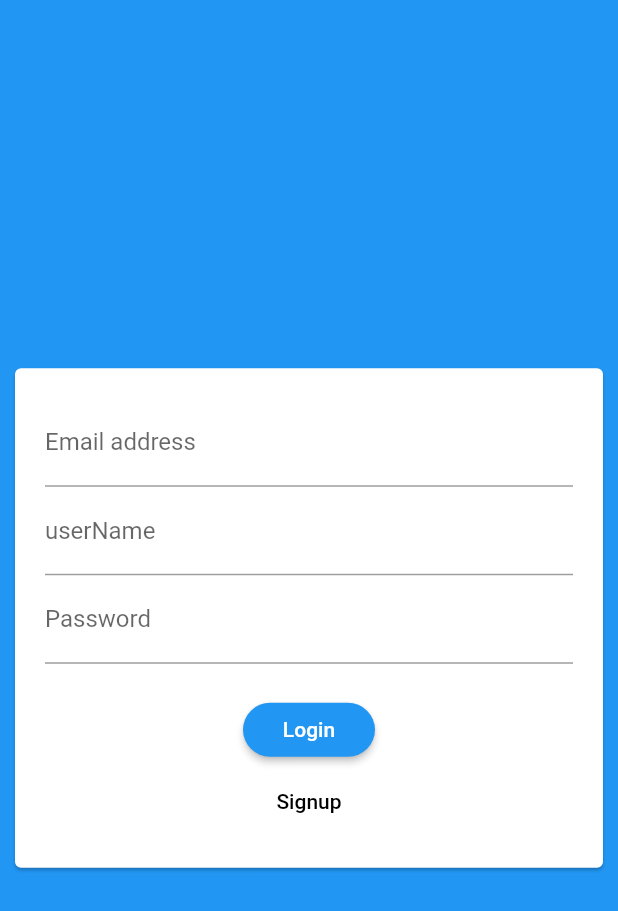
After one commit to 0352972441/flutter, a Flutter app: the screen it shows after launch, on a phone screen of 412 x 824 dp. The commit adds this screen. Shown: the top 911 px of the screen. Run offline on Flutter 3.47's test engine with Material 2 defaults, Android fonts, the light colour scheme and no system bars; our stand-ins replace cloud_firestore, flutter_dotenv, image_picker, location, shared_preferences, sqflite; accounts and stored records are empty.

Commit message:
update balloons app

```diff
--- a/balloonschat/lib/main.dart
+++ b/balloonschat/lib/main.dart
@@ -1,3 +1,5 @@
+import 'package:balloonschat/screens/auth_screen.dart';
+
 import './screens/balloonschatscreen.dart';
 import 'package:flutter/material.dart';
 
@@ -13,7 +15,15 @@ class MyApp extends StatelessWidget {
         title: 'Flutter Demo',
         theme: ThemeData(
           primarySwatch: Colors.blue,
+          primaryColor: Colors.blue,
+          accentColor: Colors.orange,
+          accentColorBrightness: Brightness.dark,
+          buttonTheme: ButtonTheme.of(context).copyWith(
+              buttonColor: Colors.blue,
+              textTheme: ButtonTextTheme.primary,
+              shape: RoundedRectangleBorder(
+                  borderRadius: BorderRadius.circular(20))),
         ),
-        home: BalloonsChatScreen());
+        home: AuthScreen());
   }
 }
--- a/balloonschat/lib/screens/auth_screen.dart
+++ b/balloonschat/lib/screens/auth_screen.dart
@@ -0,0 +1,12 @@
+import '../widgets/Auth/auth.dart';
+import 'package:flutter/material.dart';
+
+class AuthScreen extends StatelessWidget {
+  @override
+  Widget build(BuildContext context) {
+    return Scaffold(
+      backgroundColor: Theme.of(context).primaryColor,
+      body: Auth(),
+    );
+  }
+}
--- /dev/null
+++ b/balloonschat/lib/widgets/Auth/auth.dart
@@ -0,0 +1,49 @@
+import 'package:flutter/material.dart';
+
+class Auth extends StatefulWidget {
+  @override
+  _AuthState createState() => _AuthState();
+}
+
+class _AuthState extends State<Auth> {
+  @override
+  Widget build(BuildContext context) {
+    return Center(
+      child: Card(
+          margin: EdgeInsets.all(10),
+          child: Padding(
+            padding: EdgeInsets.all(10),
+            child: SingleChildScrollView(
+              child: Padding(
+                padding: EdgeInsets.all(10),
+                child: Form(
+                    child: Column(
+                  mainAxisSize: MainAxisSize.min,
+                  children: <Widget>[
+                    TextFormField(
+                      keyboardType: TextInputType.emailAddress,
+                      decoration: InputDecoration(labelText: "Email address"),
+                    ),
+                    TextFormField(
+                      decoration: InputDecoration(labelText: "userName"),
+                    ),
+                    TextFormField(
+                      decoration: InputDecoration(labelText: "Password"),
+                    ),
+                    SizedBox(
+                      height: 20,
+                    ),
+                    RaisedButton(
+                      onPressed: () {},
+                      color: Colors.blue,
+                      child: Text("Login"),
+                    ),
+                    FlatButton(onPressed: () {}, child: Text("Signup"))
+                  ],
+                )),
+              ),
+            ),
+          )),
+    );
+  }
+}
```
Also changed, not shown: Flutter.txt (+54 -0 lines), balloonschat/lib/screens/balloonschatscreen.dart (+44 -12 lines).
